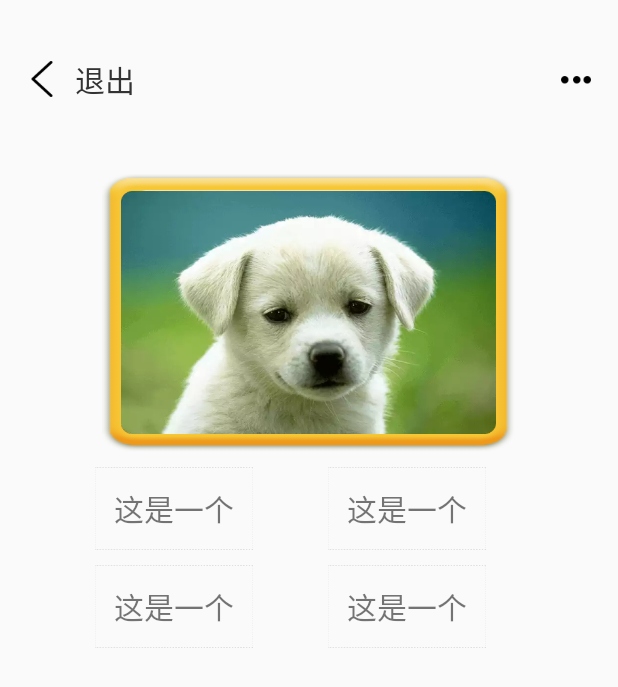
After one commit to 623611718/BabyPerceive, an Android app: the layout activity_object_test.xml on its own in the app's theme, with its tools: preview values and no code run, on a phone screen of 412 x 824 dp. The commit adds this screen. Shown: the top 687 px of the screen. Run offline under Robolectric (Android 15) with nearby library versions, the phone set to English and light mode, and no system bars.

Commit message:
事物认知 test

```diff
--- a/app/build.gradle
+++ b/app/build.gradle
@@ -22,7 +22,6 @@ dependencies {
     implementation fileTree(include: ['*.jar'], dir: 'libs')
     implementation 'com.android.support:appcompat-v7:26.0.0-beta1'
     implementation 'com.android.support.constraint:constraint-layout:1.0.2'
-    testImplementation 'junit:junit:4.12'
     androidTestImplementation 'com.android.support.test:runner:0.5'
     androidTestImplementation 'com.android.support.test.espresso:espresso-core:2.2.2'
     implementation files('libs/bdasr_V3_20190515_c9eed5d.jar')
--- a/app/src/main/AndroidManifest.xml
+++ b/app/src/main/AndroidManifest.xml
@@ -32,7 +32,7 @@
             android:name="com.baidu.speech.VoiceRecognitionService"
             android:exported="false" />
 
-        <activity android:name=".MainActivity">
+        <activity android:name=".Activity.ObjectTestActivity">
             <intent-filter>
                 <action android:name="android.intent.action.MAIN" />
 
@@ -44,7 +44,8 @@
         <activity android:name=".Activity.EnglishSpeakingActivity" />
         <activity android:name=".Activity.IdiomSpeakingActivity" />
         <activity android:name=".Activity.ObjectActivity" />
-        <activity android:name=".Activity.AnimalActivity"></activity>
+        <activity android:name=".Activity.AnimalActivity" />
+        <activity android:name=".MainActivity"></activity>
     </application>
 
 </manifest>
--- /dev/null
+++ b/app/src/main/res/layout/activity_object_test.xml
@@ -0,0 +1,85 @@
+<?xml version="1.0" encoding="utf-8"?>
+<RelativeLayout xmlns:android="http://schemas.android.com/apk/res/android"
+    xmlns:app="http://schemas.android.com/apk/res-auto"
+    xmlns:tools="http://schemas.android.com/tools"
+    android:layout_width="match_parent"
+    android:layout_height="match_parent"
+    android:orientation="vertical"
+    tools:context="com.example.lz.babyperceive.Activity.SpeakingActivity">
+
+    <com.example.lz.babyperceive.View.TitleView
+        android:id="@+id/titleview"
+        android:layout_width="match_parent"
+        android:layout_height="wrap_content"
+        android:layout_marginTop="20dp"></com.example.lz.babyperceive.View.TitleView>
+
+
+    <FrameLayout
+        android:id="@+id/iamage_layout"
+        android:layout_width="275dp"
+        android:layout_height="185dp"
+        android:layout_below="@id/titleview"
+        android:layout_centerHorizontal="true"
+        android:layout_marginTop="30dp"
+        android:background="@drawable/bg_exam_line">
+
+        <ImageView
+            android:id="@+id/image"
+            android:layout_width="250dp"
+            android:layout_height="162dp"
+            android:layout_gravity="center"
+            android:background="@drawable/dog" />
+    </FrameLayout>
+
+    <TextView
+        android:id="@+id/tv1"
+        android:layout_width="105dp"
+        android:layout_height="55dp"
+        android:layout_below="@id/iamage_layout"
+        android:layout_centerHorizontal="false"
+        android:layout_marginLeft="63dp"
+        android:layout_marginTop="10dp"
+        android:background="@drawable/bg_read_text"
+        android:gravity="center"
+        android:text="这是一个"
+        android:textSize="20sp" />
+    <TextView
+        android:id="@+id/tv2"
+        android:layout_width="105dp"
+        android:layout_height="55dp"
+        android:layout_toRightOf="@id/tv1"
+        android:layout_below="@id/iamage_layout"
+        android:layout_centerHorizontal="false"
+        android:layout_marginLeft="50dp"
+        android:layout_marginTop="10dp"
+        android:background="@drawable/bg_read_text"
+        android:gravity="center"
+        android:text="这是一个"
+        android:textSize="20sp" />
+    <TextView
+        android:id="@+id/tv3"
+        android:layout_width="105dp"
+        android:layout_height="55dp"
+
+        android:layout_below="@id/tv1"
+        android:layout_centerHorizontal="false"
+        android:layout_marginLeft="63dp"
+        android:layout_marginTop="10dp"
+        android:background="@drawable/bg_read_text"
+        android:gravity="center"
+        android:text="这是一个"
+        android:textSize="20sp" />
+    <TextView
+        android:id="@+id/tv4"
+        android:layout_width="105dp"
+        android:layout_height="55dp"
+        android:layout_toRightOf="@id/tv1"
+        android:layout_below="@id/tv1"
+        android:layout_centerHorizontal="false"
+        android:layout_marginLeft="50dp"
+        android:layout_marginTop="10dp"
+        android:background="@drawable/bg_read_text"
+        android:gravity="center"
+        android:text="这是一个"
+        android:textSize="20sp" />
+</RelativeLayout>
```
Also changed, not shown: app/src/main/assets/idiom.txt (+7 -1 lines), app/src/main/java/com/example/lz/babyperceive/Activity/BaseActivity.java (+37 -0 lines), app/src/main/java/com/example/lz/babyperceive/Activity/ObjectTestActivity.java (added, +158 -0 lines), app/src/main/java/com/example/lz/babyperceive/Utils/SpeechRecognizerTool.java (added, +118 -0 lines).
